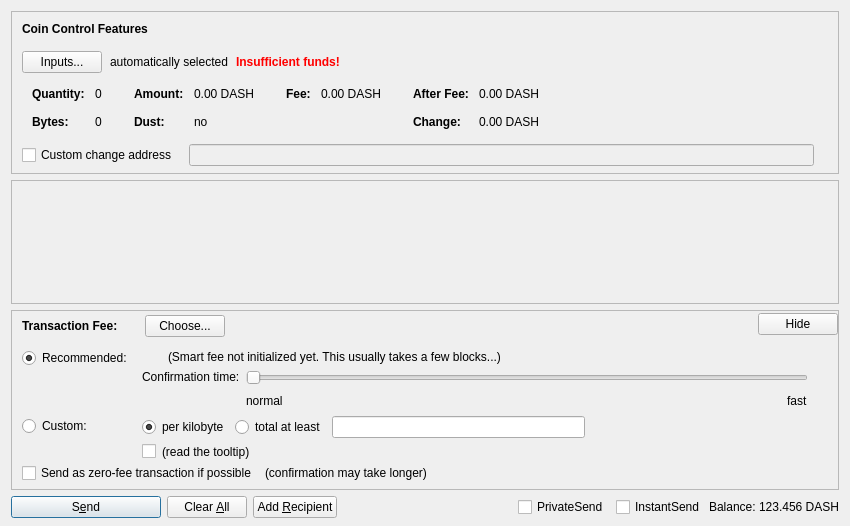
Qt form src/qt/forms/sendcoinsdialog.ui (chaincoin/zetacoin) before a commit.
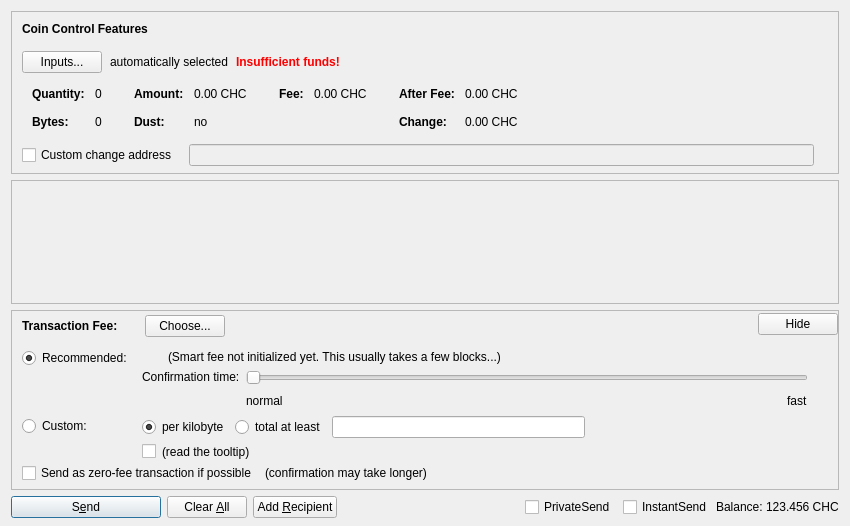
The same form after that commit. Custom widgets are drawn as their Qt base class.

Diff of the .ui file:
```diff
--- a/src/qt/forms/sendcoinsdialog.ui
+++ b/src/qt/forms/sendcoinsdialog.ui
@@ -324,7 +324,7 @@
                   <enum>Qt::ActionsContextMenu</enum>
                  </property>
                  <property name="text">
-                  <string notr="true">0.00 DASH</string>
+                  <string notr="true">0.00 CHC</string>
                  </property>
                  <property name="textInteractionFlags">
                   <set>Qt::LinksAccessibleByMouse|Qt::TextSelectableByKeyboard|Qt::TextSelectableByMouse</set>
@@ -404,7 +404,7 @@
                   <enum>Qt::ActionsContextMenu</enum>
                  </property>
                  <property name="text">
-                  <string notr="true">0.00 DASH</string>
+                  <string notr="true">0.00 CHC</string>
                  </property>
                  <property name="textInteractionFlags">
                   <set>Qt::LinksAccessibleByMouse|Qt::TextSelectableByKeyboard|Qt::TextSelectableByMouse</set>
@@ -455,7 +455,7 @@
                   <enum>Qt::ActionsContextMenu</enum>
                  </property>
                  <property name="text">
-                  <string notr="true">0.00 DASH</string>
+                  <string notr="true">0.00 CHC</string>
                  </property>
                  <property name="textInteractionFlags">
                   <set>Qt::LinksAccessibleByMouse|Qt::TextSelectableByKeyboard|Qt::TextSelectableByMouse</set>
@@ -484,7 +484,7 @@
                   <enum>Qt::ActionsContextMenu</enum>
                  </property>
                  <property name="text">
-                  <string notr="true">0.00 DASH</string>
+                  <string notr="true">0.00 CHC</string>
                  </property>
                  <property name="textInteractionFlags">
                   <set>Qt::LinksAccessibleByMouse|Qt::TextSelectableByKeyboard|Qt::TextSelectableByMouse</set>
@@ -1337,7 +1337,7 @@
           <cursorShape>IBeamCursor</cursorShape>
          </property>
          <property name="text">
-          <string notr="true">123.456 DASH</string>
+          <string notr="true">123.456 CHC</string>
          </property>
          <property name="textInteractionFlags">
           <set>Qt::LinksAccessibleByMouse|Qt::TextSelectableByKeyboard|Qt::TextSelectableByMouse</set>
```
Left out of the diff: 6 changed lines with no effect on the pictures.
